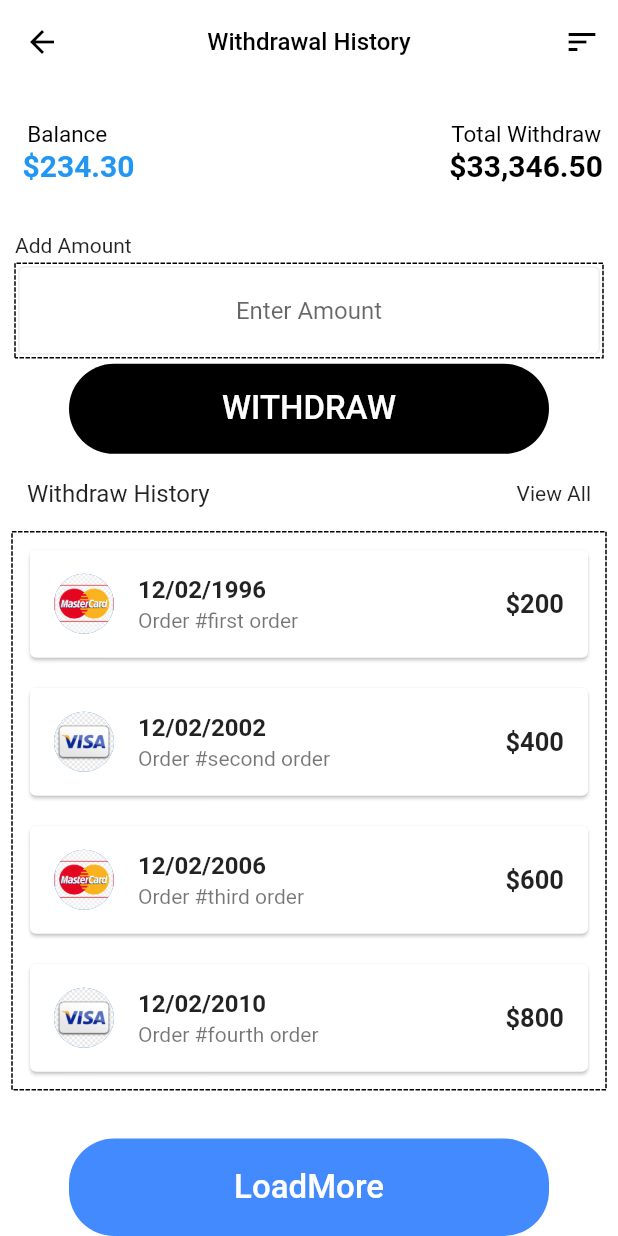
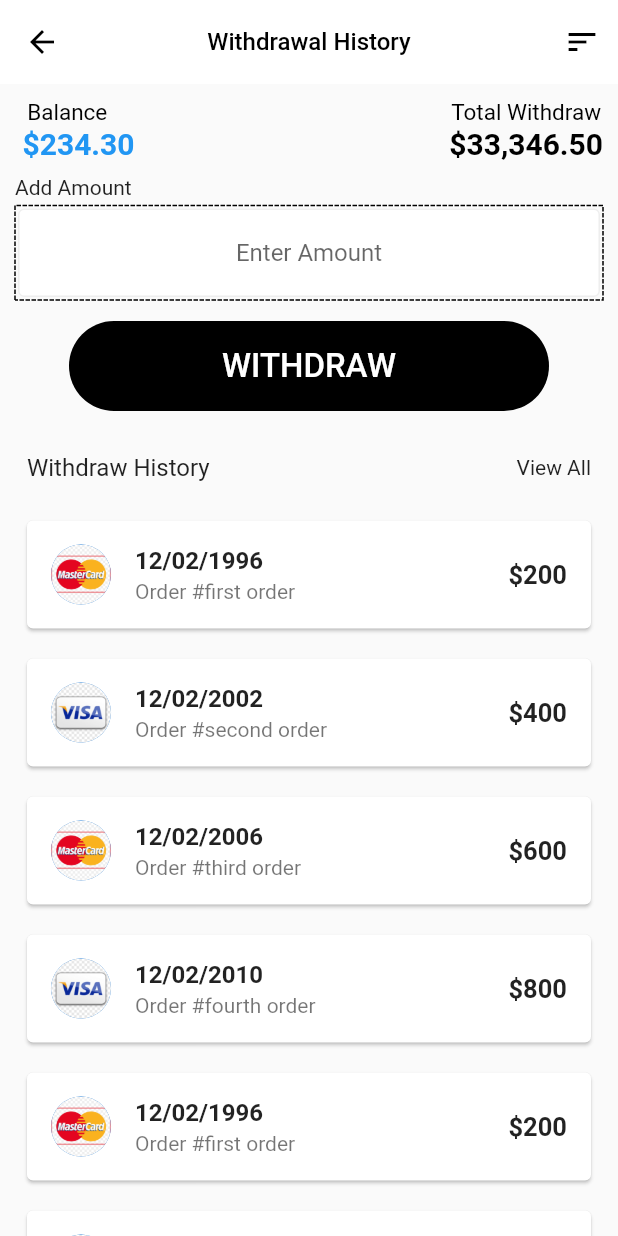
Before and after one commit to H-Zaman/Practice_UI_Design, a Flutter app: the Money screen opened by its route, on a phone screen of 412 x 824 dp. Run offline on Flutter 3.47's test engine with Material 2 defaults, Android fonts, the phone set to English and light mode, and no system bars; drawn by our look-alikes of dotted_border.

Commit message:
money page fix

```diff
--- a/lib/pags/money.dart
+++ b/lib/pags/money.dart
@@ -1,6 +1,5 @@
+import 'dart:async';
 import 'package:dotted_border/dotted_border.dart';
-import 'package:examflutterapp/pags/Card.dart';
-import 'package:examflutterapp/pags/models/withdraw.dart';
 import 'package:flutter/cupertino.dart';
 import 'package:flutter/material.dart';
 
@@ -9,16 +8,96 @@ class Money extends StatefulWidget {
   _MoneyState createState() => _MoneyState();
 }
 
+
+class WithdrawClass{
+  String icon;
+  String date;
+  String order;
+  String money;
+  WithdrawClass({this.icon,this.date,this.order,this.money});
+}
+
 class _MoneyState extends State<Money> {
+  int _selectedIndex = 0;
+  String money;
+  String path;
 
-  String money;
+  List<WithdrawClass> items =  List<WithdrawClass>();
+  _MoneyState() {
+    items.add( WithdrawClass(icon: 'master',date: '12/02/1996',order: 'first order',money: '200'));
+    items.add( WithdrawClass(icon: 'visa',date: '12/02/2002',order: 'second order',money: '400'));
+    items.add( WithdrawClass(icon: 'master',date: '12/02/2006',order: 'third order',money: '600'));
+    items.add( WithdrawClass(icon: 'visa',date: '12/02/2010',order: 'fourth order',money: '800'));
+    items.add( WithdrawClass(icon: 'master',date: '12/02/1996',order: 'first order',money: '200'));
+    items.add( WithdrawClass(icon: 'visa',date: '12/02/2002',order: 'second order',money: '400'));
+    items.add( WithdrawClass(icon: 'master',date: '12/02/2006',order: 'third order',money: '600'));
+    items.add( WithdrawClass(icon: 'visa',date: '12/02/2010',order: 'fourth order',money: '800'));
+  }
 
-  List<WithdrawClass> withdraws = [
-    WithdrawClass(icon: 'master',date: '12/02/1996',order: 'first order',money: '200'),
-    WithdrawClass(icon: 'visa',date: '12/02/2002',order: 'second order',money: '400'),
-    WithdrawClass(icon: 'master',date: '12/02/2006',order: 'third order',money: '600'),
-    WithdrawClass(icon: 'visa',date: '12/02/2010',order: 'fourth order',money: '800')
-  ];
+  Widget cell(BuildContext ctx, int index) {
+    if(items[index].icon == 'master'){
+      path = 'assets/master.jpg';
+    }
+    else{
+      path = 'assets/visa.png';
+    }
+    return GestureDetector(
+        onTap: () {
+          setState(() {
+            _selectedIndex = index;
+          });
+        },
+        child: _selectedIndex==index?Card(
+          margin: EdgeInsets.all(10),
+          child: ListTile(
+            leading: CircleAvatar(
+              backgroundImage: AssetImage(path),
+            ),
+            title: Text(
+              items[index].date,
+              style: TextStyle(
+                  fontWeight: FontWeight.bold,
+                  fontSize: 16
+              ),
+            ),
+            subtitle: Text(
+                'Order #${items[index].order}'
+            ),
+            trailing: Text(
+              '\$${items[index].money}',
+              style: TextStyle(
+                  fontWeight: FontWeight.bold,
+                  fontSize: 17
+              ),
+            ),
+          ),
+        ):Card(
+          margin: EdgeInsets.all(10),
+          child: ListTile(
+            leading: CircleAvatar(
+              backgroundImage: AssetImage(path),
+            ),
+            title: Text(
+              items[index].date,
+              style: TextStyle(
+                  fontWeight: FontWeight.bold,
+                  fontSize: 16
+              ),
+            ),
+            subtitle: Text(
+                'Order #${items[index].order}'
+            ),
+            trailing: Text(
+              '\$${items[index].money}',
+              style: TextStyle(
+                  fontWeight: FontWeight.bold,
+                  fontSize: 17
+              ),
+            ),
+          ),
+        )
+    );
+  }
 
   @override
   Widget build(BuildContext context) {
@@ -54,18 +133,16 @@ class _MoneyState extends State<Money> {
         ),
         body: Stack(
           children: <Widget>[
-            SingleChildScrollView(
-              child: Container(
-                //Main body whole screen
-                height: screenHeight,
-                width: screenWidth,
-                color: Colors.white,
-                //all body elements
+            Container(
+              margin: EdgeInsets.only(top:10),
+              height: double.infinity,
+              width: double.infinity,
+              child: SingleChildScrollView(
+                physics: AlwaysScrollableScrollPhysics(),
                 child: Column(
                   children: <Widget>[
                     //balance
                     Container(
-                      height: screenHeight * .11,
                       width: screenWidth,
 //                color: Colors.red,
                       child: Row(
@@ -125,8 +202,8 @@ class _MoneyState extends State<Money> {
                     ),
                     //withdraw amount
                     Container(
+                      margin: EdgeInsets.only(bottom:10,top:10),
                       width: screenWidth,
-                      height: screenHeight * .2,
 //                color: Colors.red,
                       child: Column(
                         crossAxisAlignment: CrossAxisAlignment.start,
@@ -172,7 +249,9 @@ class _MoneyState extends State<Money> {
                               ),
                             ),
                           ),
-                          Center(
+                          Container(
+                            margin: EdgeInsets.only(bottom:10,top:10),
+                            child: Center(
                               child: SizedBox(
                                 width: 320,
                                 height: 60,
@@ -195,13 +274,13 @@ class _MoneyState extends State<Money> {
                                   ),
                                 ),
                               ),
+                            ),
                           )
                         ],
                       ),
                     ),
                     //history
                     Container(
-                      height: screenHeight * .57,
                       width: screenWidth,
 //                      color: Colors.red,
                       child: Column(
@@ -228,32 +307,25 @@ class _MoneyState extends State<Money> {
                               SizedBox(width: 10,)
                             ],
                           ),
-                          SingleChildScrollView(
-                            child: Container(
+                          Container(
                             child: Padding(
                               padding: const EdgeInsets.all(8.0),
-                                child: DottedBorder(
-                                  strokeWidth: 1,
-                                  color: Colors.black,
-                                  child: Column(
-                                    mainAxisAlignment: MainAxisAlignment.start,
-                                    children: withdraws.map((withdraw){
-                                      return WithDrawCard(withdraw: withdraw);
-                                    }).toList(),
-                                  ),
-                                ),
+                              child:  ListView.builder(
+                                itemCount: items.length,
+                                shrinkWrap: true,
+                                physics: NeverScrollableScrollPhysics(),
+                                itemBuilder: (BuildContext context, int index) {
+                                  return WidgetListAnimator(cell(context, index));
+                                },
                               ),
                             ),
                           ),
                         ],
                       ),
-                    )
-                  ],
                     ),
-              ),
-            ),
-            Align(
-              alignment: Alignment.bottomCenter,
+                    //load more
+                    Container(
+                      margin: EdgeInsets.only(top:5),
                       child: SizedBox(
                         width: 320,
                         height: 65,
@@ -276,10 +348,81 @@ class _MoneyState extends State<Money> {
                           ),
                         ),
                       ),
-            )
+                    ),
+                  ],
+                ),
+              ),
+            ),
           ],
         ),
       ),
     );
   }
 }
+
+//Ignore this part, just an animator
+class Animator extends StatefulWidget {
+  final Widget child;
+  final Duration time;
+  Animator(this.child, this.time);
+  @override
+  _AnimatorState createState() => _AnimatorState();
+}
+class _AnimatorState extends State<Animator>
+    with SingleTickerProviderStateMixin {
+  Timer timer;
+  AnimationController animationController;
+  Animation animation;
+  @override
+  void initState() {
+    super.initState();
+    animationController =
+        AnimationController(duration: Duration(milliseconds: 290), vsync: this);
+    animation =
+        CurvedAnimation(parent: animationController, curve: Curves.easeInOut);
+    timer = Timer(widget.time, animationController.forward);
+  }
+
+  @override
+  void dispose() {
+    super.dispose();
+    timer.cancel();
+    animationController.dispose();
+  }
+
+  @override
+  Widget build(BuildContext context) {
+    return AnimatedBuilder(
+      animation: animation,
+      child: widget.child,
+      builder: (BuildContext context, Widget child) {
+        return Opacity(
+          opacity: animation.value,
+          child: Transform.translate(
+            offset: Offset(0.0, (1 - animation.value) * 20),
+            child: child,
+          ),
+        );
+      },
+    );
+  }
+}
+Timer timer;
+Duration duration = Duration();
+wait() {
+  if (timer == null || !timer.isActive) {
+    timer = Timer(Duration(microseconds: 120), () {
+      duration = Duration();
+    });
+  }
+  duration += Duration(milliseconds: 50);
+  return duration;
+}
+class WidgetListAnimator extends StatelessWidget {
+  final Widget child;
+  WidgetListAnimator(this.child);
+  @override
+  Widget build(BuildContext context) {
+    return Animator(child, wait());
+  }
+}
```
Lines whose indentation alone changed are shown as unchanged.
